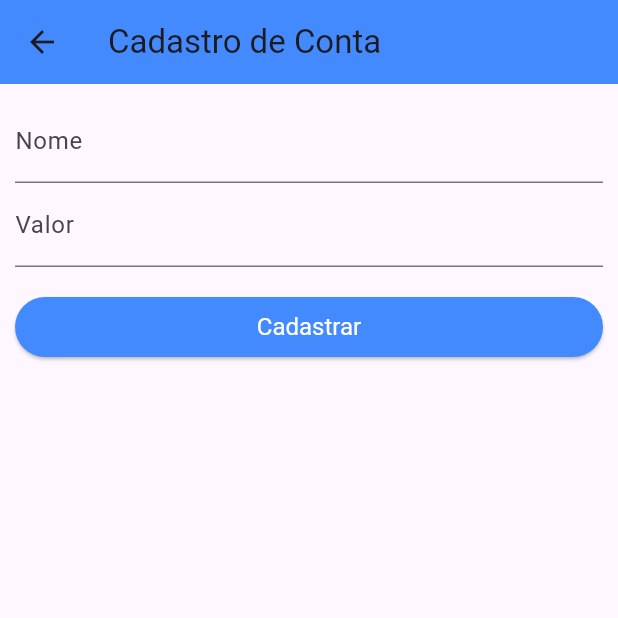
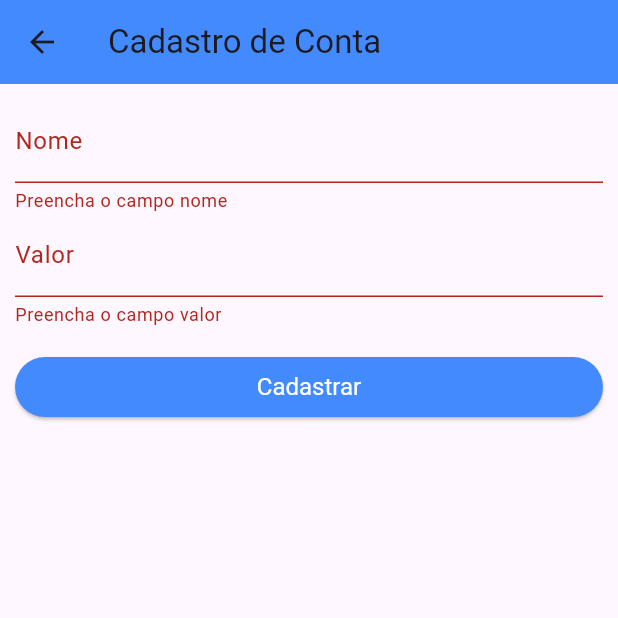
Before and after one commit to alan-saar/app_financas_ui, a Flutter app: the CadastroContaScreen screen opened directly, after a tap on "Cadastrar", on a phone screen of 412 x 824 dp, the top half of it. Run offline on Flutter 3.47's test engine with Material 3 defaults, Android fonts, the phone set to English and light mode, and no system bars; our stand-ins replace date_format, flutter_speed_dial, sqflite; accounts and stored records are empty; network calls fail.

```diff
--- a/lib/models/conta.dart
+++ b/lib/models/conta.dart
@@ -13,10 +13,23 @@ class Conta {
     };
   }
 
+  Map<String, dynamic> toJson() {
+    return {
+      'nome': nome,
+      'valor': valor,
+    };
+  }
+
   Conta.fromMap(Map map) {
     id = map['id'];
     nome = map['nome'];
     valor = map['valor'];
   }
 
+  Conta.fromJson(Map json) {
+    id = json['id'];
+    nome = json['nome'];
+    valor = json['valor'];
+  }
+
 }
--- a/lib/screens/cadastrar_conta/cadastrar_conta_screen.dart
+++ b/lib/screens/cadastrar_conta/cadastrar_conta_screen.dart
@@ -1,5 +1,6 @@
 import 'package:app_financas_ui/models/conta.dart';
 import 'package:app_financas_ui/screens/home/home_screen.dart';
+import 'package:app_financas_ui/services/conta_rest_service.dart';
 import 'package:app_financas_ui/services/conta_sqliteandroid_service.dart';
 import 'package:flutter/material.dart';
 
@@ -8,6 +9,8 @@ class CadastroContaScreen extends StatelessWidget {
   final _nomeController = TextEditingController();
   final _valorController = TextEditingController();
   final ContaService cs = ContaService();
+  final ContaRestService crs = ContaRestService();
+  final _formKey = GlobalKey<FormState>();
 
   CadastroContaScreen({super.key});
 
@@ -27,6 +30,7 @@ class CadastroContaScreen extends StatelessWidget {
           // seta um espaçamento top/left/right/bottom de 10
           padding: const EdgeInsets.all(10),
           child: Form(
+            key: _formKey,
             child: Column(
               crossAxisAlignment: CrossAxisAlignment.start,
               children: [
@@ -34,12 +38,25 @@ class CadastroContaScreen extends StatelessWidget {
                   controller: _nomeController,
                   keyboardType: TextInputType.text,
                   // label
-                  decoration: const InputDecoration(labelText: "Nome")
-                ),
+                  decoration: const InputDecoration(labelText: "Nome"),
+                    validator: (value) {
+                      if (value == null || value.isEmpty) {
+                        return "Preencha o campo nome";
+                      } else {
+                        return null;
+                      }
+                    }),
                 TextFormField(
                   controller: _valorController,
                   keyboardType: TextInputType.number,
                   decoration: const InputDecoration(labelText: "Valor"),
+                  validator: (value) {
+                    if(value == null || value.isEmpty) {
+                      return "Preencha o campo valor";
+                    } else {
+                      return null;
+                    }
+                  }
                 ),
                 Padding(
                   padding: const EdgeInsets.only(top: 20, bottom: 20),
@@ -49,15 +66,18 @@ class CadastroContaScreen extends StatelessWidget {
                     child: ElevatedButton(
                       style: style,
                       onPressed: (){
+                        if(_formKey.currentState!.validate()) {
                           print("valor: ${_valorController.text}");
                           Conta novaConta = Conta(
                               nome: _nomeController.text,
                               valor: double.parse(_valorController.text)
                           );
-                        cs.adicionarConta(novaConta);
+                          // cs.adicionarConta(novaConta);
+                          crs.addConta(novaConta);
                           Navigator.of(context).push(
                               MaterialPageRoute(builder: (_) => const HomeScreen())
                           );
+                        }
                       },
                       child: const Text(
                         'Cadastrar',
--- a/lib/screens/conta/components/body.dart
+++ b/lib/screens/conta/components/body.dart
@@ -2,6 +2,7 @@ import 'package:app_financas_ui/models/conta.dart';
 import 'package:app_financas_ui/models/operacao.dart';
 import 'package:app_financas_ui/screens/components/card_conta.dart';
 import 'package:app_financas_ui/screens/components/card_operacao.dart';
+import 'package:app_financas_ui/services/conta_rest_service.dart';
 import 'package:app_financas_ui/services/conta_sqliteandroid_service.dart';
 import 'package:app_financas_ui/services/operacao_sqliteandroid_service.dart';
 import 'package:flutter/material.dart';
@@ -19,6 +20,8 @@ class Body extends StatefulWidget {
 class _BodyState extends State<Body> {
   OperacaoService os = OperacaoService();
   ContaService cs = ContaService();
+  ContaRestService csr = ContaRestService();
+
   late Future<List> _carregaOperacoes;
   late Future<Conta> _carregaConta;
   late Conta _conta;
@@ -101,7 +104,8 @@ class _BodyState extends State<Body> {
   }
 
   Future<Conta> _getConta(int id) async {
-    return await cs.getConta(id);
+    // return await cs.getConta(id); // SqLite android
+    return await csr.getContaId(id.toString());
   }
 
   Future<List> _getOperacoes(int id) async {
--- a/lib/screens/home/components/body.dart
+++ b/lib/screens/home/components/body.dart
@@ -1,6 +1,7 @@
 import 'package:app_financas_ui/screens/components/card_conta.dart';
 import 'package:app_financas_ui/screens/components/card_operacao.dart';
 import 'package:app_financas_ui/screens/operacao/operacao_screen.dart';
+import 'package:app_financas_ui/services/conta_rest_service.dart';
 import 'package:app_financas_ui/services/conta_sqliteandroid_service.dart';
 import 'package:app_financas_ui/services/operacao_sqliteandroid_service.dart';
 import 'package:flutter/material.dart';
@@ -14,7 +15,9 @@ class Body extends StatefulWidget {
 
 class _BodyState extends State<Body> {
   ContaService cs = ContaService();
+  ContaRestService csr = ContaRestService();
   OperacaoService os = OperacaoService();
+
   late Future<List> _carregaContas;
   late Future<List> _carregaOperacoes;
   late List _contas;
@@ -120,7 +123,8 @@ class _BodyState extends State<Body> {
   }
 
   Future<List> _getContas() async {
-    return await cs.getAllContas();
+    // return await cs.getAllContas(); // androidSqlite
+    return await csr.getContas();
   }
 
   Future<List> _getOperacoes() async {
```
Also changed, not shown: lib/screens/components/card_conta.dart (+32 -0 lines), lib/services/conta_rest_service.dart (+27 -0 lines), lib/utils/rest_utils.dart (+20 -0 lines), 1 other file. Lines whose indentation alone changed are shown as unchanged.
